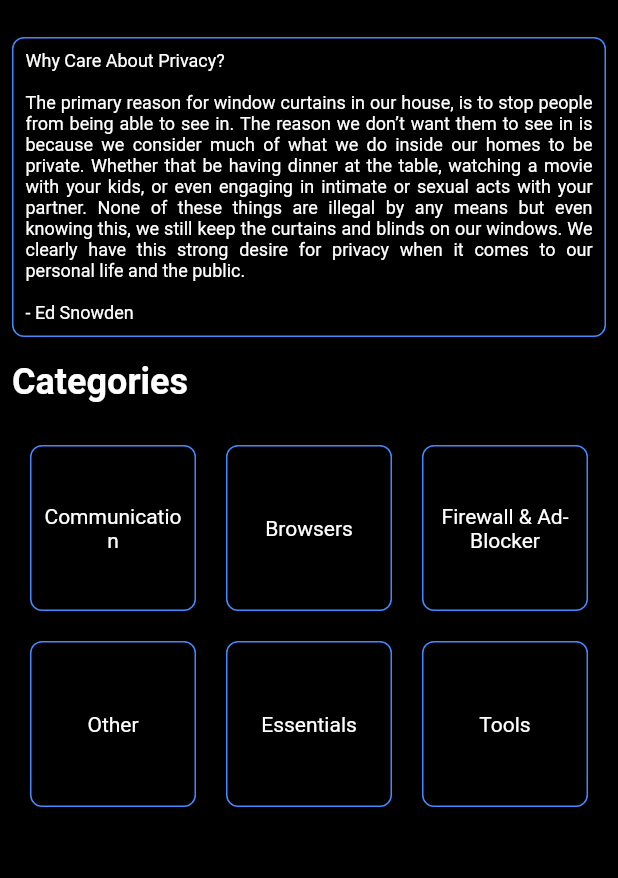
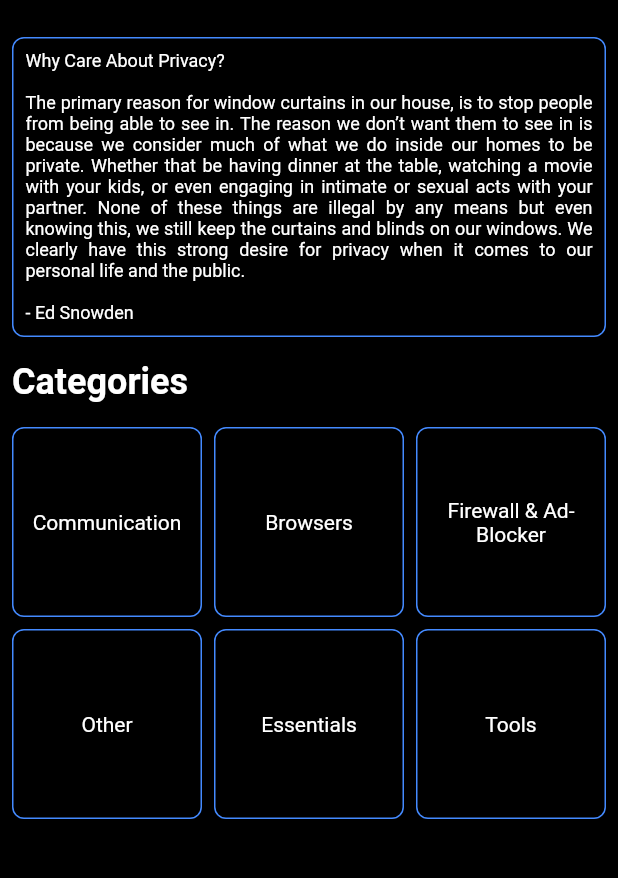
Before and after one commit to craterx/Privacy-Tools, a Flutter app: the screen it shows after launch, on a phone screen of 412 x 824 dp, the part 59-937 px from its top. Run offline on Flutter 3.47's test engine with Material 2 defaults, Android fonts, the phone set to English and light mode, and no system bars.

Commit message:
update padding

```diff
--- a/lib/utils/GridCategory.dart
+++ b/lib/utils/GridCategory.dart
@@ -11,10 +11,10 @@ class GridCategory extends StatelessWidget {
   Widget build(BuildContext context) {
         return Expanded(
           child: GridView.count(
-            padding: EdgeInsets.all(20),
+            padding: EdgeInsets.all(8),
             primary: false,
-            crossAxisSpacing: 20,
-            mainAxisSpacing: 20,
+            crossAxisSpacing: 8,
+            mainAxisSpacing: 8,
             crossAxisCount: 3,
             children: List.generate(
               category.length,
```
